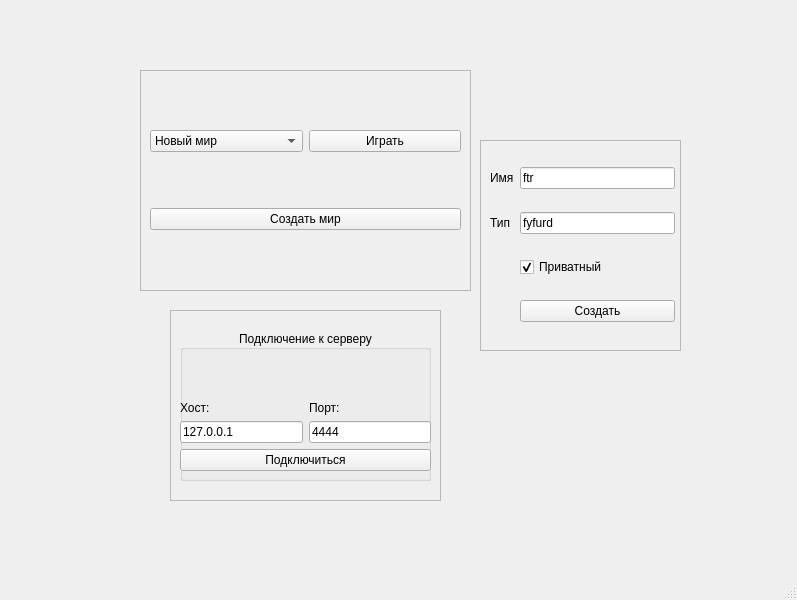
The window that client/untitled.ui (RussianInventor/engine) describes before a commit, drawn with Qt 5.
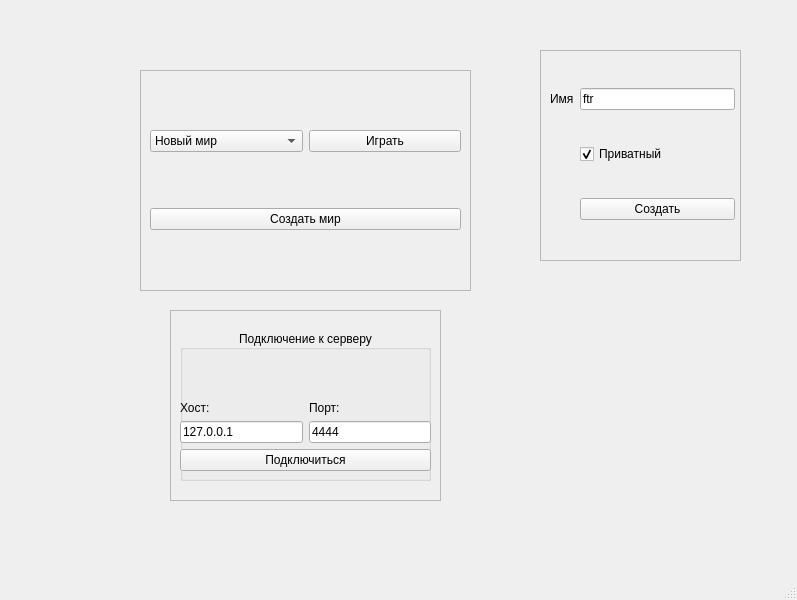
The same window after the commit.

Patch:
```diff
--- a/client/untitled.ui
+++ b/client/untitled.ui
@@ -172,8 +172,8 @@
    <widget class="QFrame" name="world_frame">
     <property name="geometry">
      <rect>
-      <x>480</x>
-      <y>140</y>
+      <x>540</x>
+      <y>50</y>
       <width>201</width>
       <height>211</height>
      </rect>
@@ -194,16 +194,6 @@
       </rect>
      </property>
      <layout class="QGridLayout" name="gridLayout_3">
-      <item row="7" column="1">
-       <widget class="QCheckBox" name="world_private">
-        <property name="text">
-         <string>Приватный</string>
-        </property>
-        <property name="checked">
-         <bool>true</bool>
-        </property>
-       </widget>
-      </item>
       <item row="9" column="1">
        <widget class="QPushButton" name="create_button">
         <property name="text">
@@ -211,20 +201,6 @@
         </property>
        </widget>
       </item>
-      <item row="3" column="0">
-       <widget class="QLabel" name="label_3">
-        <property name="text">
-         <string>Тип</string>
-        </property>
-       </widget>
-      </item>
-      <item row="0" column="0">
-       <widget class="QLabel" name="label_5">
-        <property name="text">
-         <string>Имя</string>
-        </property>
-       </widget>
-      </item>
       <item row="0" column="1">
        <widget class="QLineEdit" name="world_name">
         <property name="text">
@@ -232,10 +208,20 @@
         </property>
        </widget>
       </item>
-      <item row="3" column="1">
-       <widget class="QLineEdit" name="world_type">
+      <item row="0" column="0">
+       <widget class="QLabel" name="label_5">
         <property name="text">
-         <string>fyfurd</string>
+         <string>Имя</string>
+        </property>
+       </widget>
+      </item>
+      <item row="1" column="1">
+       <widget class="QCheckBox" name="world_private">
+        <property name="text">
+         <string>Приватный</string>
+        </property>
+        <property name="checked">
+         <bool>true</bool>
         </property>
        </widget>
       </item>
```
Left out of the diff: 5 changed lines with no effect on the pictures.
